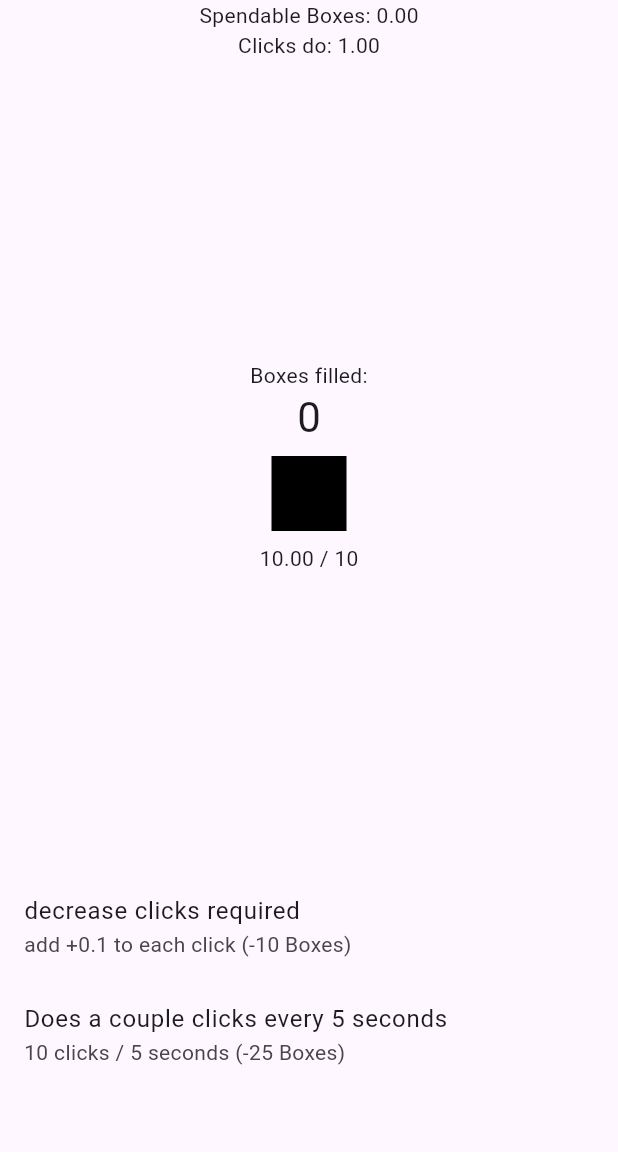
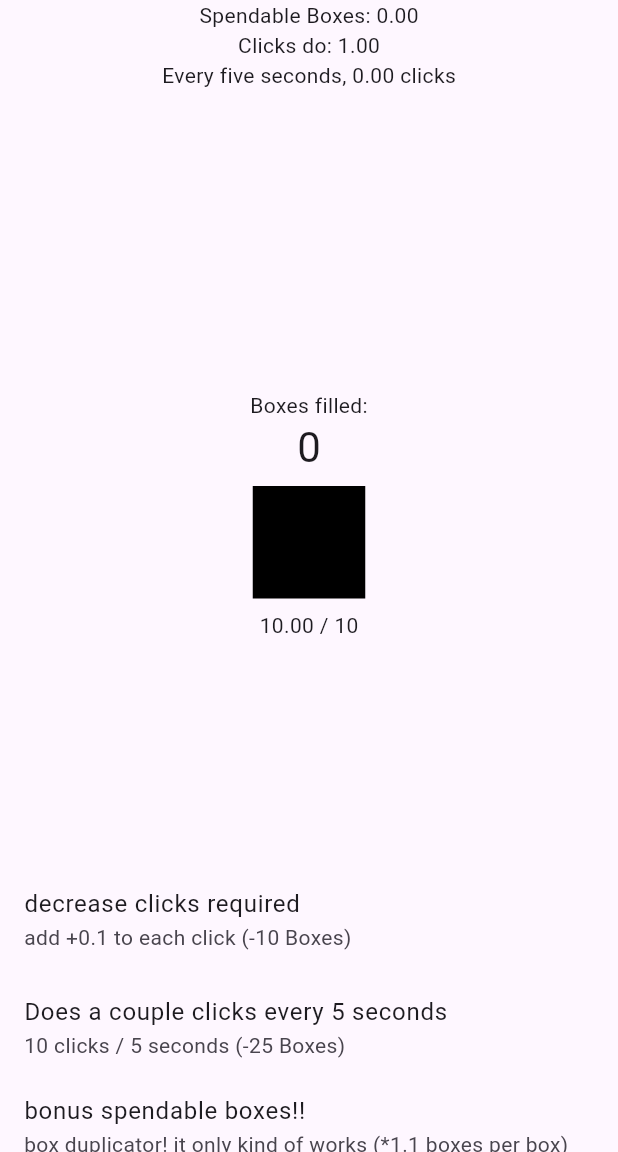
Before and after one commit to huangmj123/my-clicker-hero, a Flutter app: the screen it shows after launch, after a tap on "Does a couple clicks every 5 seconds", on a phone screen of 412 x 824 dp, the part 84-1236 px from its top. Run offline on Flutter 3.47's test engine with Material 3 defaults, Android fonts, the phone set to English and light mode, and no system bars.

```diff
--- a/project/lib/main.dart
+++ b/project/lib/main.dart
@@ -36,12 +36,15 @@ class MyHomePage extends StatefulWidget {
 
 class _MyHomePageState extends State<MyHomePage> {
   double currency = 0;
+  double multiplier = 1;
   int squaresFilled = 0;
   int characterHealth = 10;
   double dmg = 0;
   double clickdmg = 1;
   double fivesecondstimerdmg = 0;
   Timer? fivesecondstimer;
+
+  double resetmultiplier = 1;
 
   @override
   void initState() {
@@ -50,25 +53,24 @@ class _MyHomePageState extends State<MyHomePage> {
   }
   void fivesecondstimerdmgfunc(){
     setState(() {
-      dmg+=fivesecondstimerdmg;
-      if(dmg>=characterHealth){
-        squaresFilled++;
-        currency+= characterHealth/10;
-        dmg = 0;
-        characterHealth += 2;
-      }
+      dmg+=fivesecondstimerdmg*resetmultiplier;
+      checkResetBox();
     });
   }
     void _clickDamage() {
     setState(() {
-      dmg+=clickdmg;
-      if(dmg>=characterHealth){
+      dmg+=clickdmg*resetmultiplier;
+      checkResetBox();
+    });
+  }
+
+  void checkResetBox(){
+    if(dmg>=characterHealth){
         squaresFilled++;
-        currency+= characterHealth/10;
+        currency+= (characterHealth/10)*multiplier*resetmultiplier;
         dmg = 0;
-        characterHealth += 2;
+        characterHealth += 1;
       }
-    });
   }
 
   @override
@@ -83,6 +85,7 @@ class _MyHomePageState extends State<MyHomePage> {
           children: <Widget>[
             Text('Spendable Boxes: ${currency.toStringAsFixed(2)}'),
             Text('Clicks do: ${clickdmg.toStringAsFixed(2)}'),
+            Text('Every five seconds, ${fivesecondstimerdmg.toStringAsFixed(2)} clicks'),
             const SizedBox(height: 200,),
 
             const Text(
@@ -94,7 +97,7 @@ class _MyHomePageState extends State<MyHomePage> {
             ),
             NormalTarget(hp: characterHealth, taken: dmg,onTouch: _clickDamage,),
 
-            const SizedBox(height: 200,),
+            const SizedBox(height: 150,),
             ListTile(
               title: const Text('decrease clicks required'),
               subtitle: const Text('add +0.1 to each click (-10 Boxes)'),
@@ -117,6 +120,32 @@ class _MyHomePageState extends State<MyHomePage> {
                 });
                 }
             },),
+            ListTile(
+              title: const Text('bonus spendable boxes!!'),
+              subtitle: const Text('box duplicator! it only kind of works (*1.1 boxes per box) (-50 Boxes)'),
+              onTap: () {
+                if(currency>=50){
+                setState(() {
+                  multiplier+=0.1;
+                  currency-=50;
+                });
+                }
+            },),
+            ListTile(
+              title: Text('Youve filled $squaresFilled boxes...'),
+              subtitle: Text('reset to 0 for a x${squaresFilled/10000.0} multiplier on everything (cannot reset with <1000 boxes)'),
+              onTap: () {
+                if(squaresFilled>=1000){
+                setState(() {
+                  multiplier = 1;
+                  currency = 0;
+                  squaresFilled = 0;
+                  clickdmg = 1;
+                  fivesecondstimerdmg = 0;
+                  characterHealth = 10;
+                });
+                }
+            },),
           ],
         ),
       ),
--- a/project/lib/targets/normal.dart
+++ b/project/lib/targets/normal.dart
@@ -22,12 +22,12 @@ class _NormalTargetState extends State<NormalTarget> {
             children: [
               Container(
                 color: Colors.green,
-                height: 50,
-                width: 50 * (widget.taken / widget.hp)
+                height: 75,
+                width: 75 * (widget.taken / widget.hp)
               ),Container(
                 color: Colors.black,
-                height: 50,
-                width: 50 * ((widget.hp - widget.taken) / widget.hp)
+                height: 75,
+                width: 75 * ((widget.hp - widget.taken) / widget.hp)
               )
             ],
           ),
```
